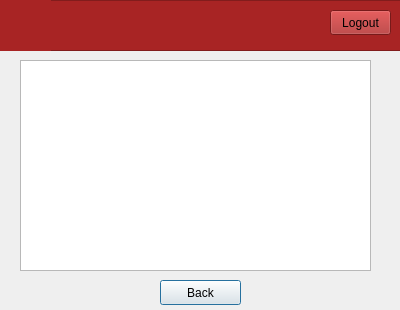
Before: the Qt Designer form browseclientview.ui in maliklewis/comp3004, drawn with Qt 5.
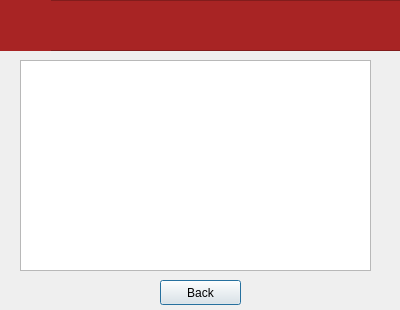
After: the same form once the commit is applied. Icons and pictures are not drawn.

Diff of the .ui file:
```diff
--- a/browseclientview.ui
+++ b/browseclientview.ui
@@ -76,19 +76,6 @@
      <bool>true</bool>
     </property>
    </widget>
-   <widget class="QPushButton" name="logoutButton">
-    <property name="geometry">
-     <rect>
-      <x>330</x>
-      <y>10</y>
-      <width>61</width>
-      <height>25</height>
-     </rect>
-    </property>
-    <property name="text">
-     <string>Logout</string>
-    </property>
-   </widget>
   </widget>
  </widget>
  <resources/>
```
